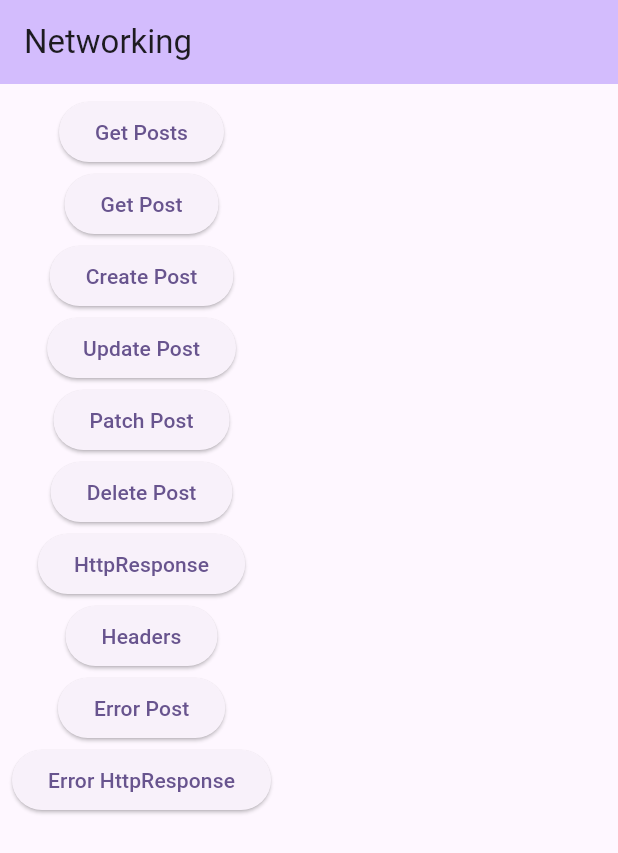
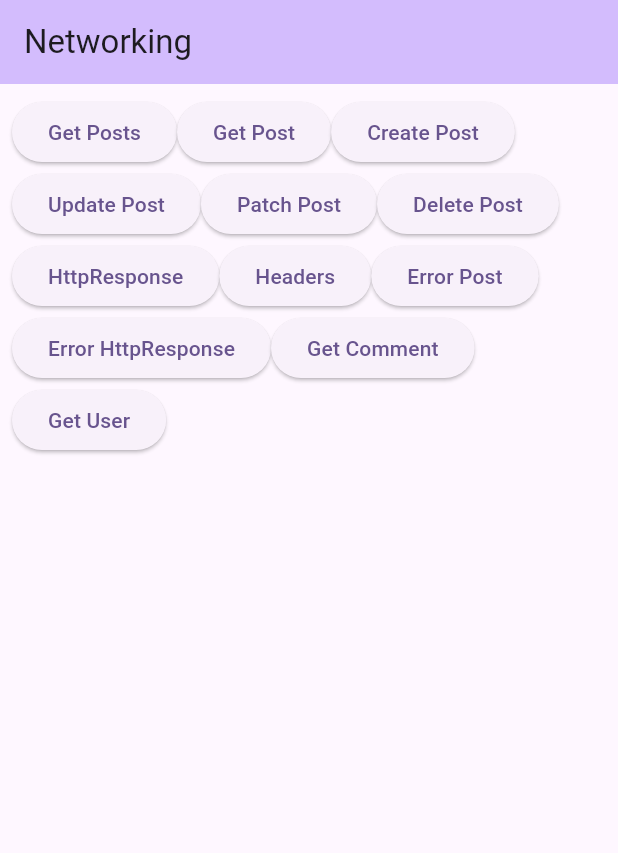
Before and after one commit to kieran-jordine/flutter3-dart3, a Flutter app: the screen it shows after launch, on a phone screen of 412 x 824 dp. Shown: the top 853 px of the screen. Run offline on Flutter 3.47's test engine with Material 2 defaults, Android fonts, the phone set to English and light mode, and no system bars; our stand-ins replace dio, freezed_annotation, retrofit; generated files the repository leaves out were written again.

Commit message:
added freezed package

```diff
--- a/lib/main.dart
+++ b/lib/main.dart
@@ -52,7 +52,7 @@ class _MyHomePageState extends State<MyHomePage> {
             ElevatedButton(
               child: const Text('Network Call'),
               onPressed: () {
-                Navigator.of(context).push(MaterialPageRoute(builder: (context) => const RetrofitPage()));
+                // Navigator.of(context).push(MaterialPageRoute(builder: (context) => const RetrofitPage()));
               },
             ),
           ],
--- /dev/null
+++ b/lib/network/entities/address.dart
@@ -0,0 +1,21 @@
+
+import 'package:freezed_annotation/freezed_annotation.dart';
+
+part 'address.freezed.dart';
+part 'address.g.dart';
+
+@freezed
+class Address with _$Address {
+  factory Address({
+    required String street,
+    required String suite,
+    required String city,
+    required String zipcode,
+    @Default(<String, dynamic>{}) Map<String, dynamic> geo,
+  }) = _Address;
+
+  Address._();
+
+  factory Address.fromJson(Map<String, dynamic> json) => _$AddressFromJson(json);
+
+}
--- /dev/null
+++ b/lib/network/entities/comment.dart
@@ -0,0 +1,22 @@
+import 'package:json_annotation/json_annotation.dart';
+
+part 'comment.g.dart';
+
+@JsonSerializable()
+class Comment {
+  final int? id;
+  final String? name;
+  final String? email;
+  final String? body;
+  final int? postId;
+
+  Comment({this.id, this.name, this.email, this.body, this.postId});
+
+  factory Comment.fromJson(Map<String, dynamic> json) => _$CommentFromJson(json);
+
+  Map<String, dynamic> toJson() => _$CommentToJson(this);
+
+  @override
+  String toString() => 'Comment[id=$id, postId=$postId, email=$email]';
+
+}
--- /dev/null
+++ b/lib/network/entities/company.dart
@@ -0,0 +1,19 @@
+
+import 'package:freezed_annotation/freezed_annotation.dart';
+
+part 'company.freezed.dart';
+part 'company.g.dart';
+
+@freezed
+class Company with _$Company {
+  factory Company({
+    required String name,
+    required String catchPhrase,
+    required String bs,
+  }) = _Company;
+
+  Company._();
+
+  factory Company.fromJson(Map<String, dynamic> json) => _$CompanyFromJson(json);
+
+}
--- /dev/null
+++ b/lib/network/entities/user.dart
@@ -0,0 +1,27 @@
+
+import 'package:flutter3_dart3/network/entities/address.dart';
+import 'package:flutter3_dart3/network/entities/company.dart';
+import 'package:freezed_annotation/freezed_annotation.dart';
+
+part 'user.freezed.dart';
+part 'user.g.dart';
+
+@freezed
+class User with _$User {
+  @Assert('email.contains("@")', 'Invalid email')
+  factory User({
+    required int id,
+    required String name,
+    required String username,
+    required String email,
+    required String phone,
+    required String website,
+    required Address address,
+    required Company company,
+  }) = _User;
+
+  User._();
+
+  factory User.fromJson(Map<String, dynamic> json) => _$UserFromJson(json);
+
+}
--- a/lib/network/retrofit_dio/retrofit_client.dart
+++ b/lib/network/retrofit_dio/retrofit_client.dart
@@ -1,5 +1,7 @@
 import 'package:dio/dio.dart' hide Headers;
+import 'package:flutter3_dart3/network/entities/comment.dart';
 import 'package:flutter3_dart3/network/entities/post.dart';
+import 'package:flutter3_dart3/network/entities/user.dart';
 import 'package:retrofit/retrofit.dart';
 
 part 'retrofit_client.g.dart';
@@ -39,4 +41,11 @@ abstract class RetrofitClient {
   @GET('does-not-exist')
   Future<HttpResponse<Post>> errorWithHttpResponse();
 
+  // comments - should be a different file??
+  @GET('comments/1')
+  Future<Comment> getComment();
+
+  @GET('users/1')
+  Future<User> getUser();
+
 }
--- a/lib/network/retrofit_page.dart
+++ b/lib/network/retrofit_page.dart
@@ -32,7 +32,7 @@ class _RetrofitPageState extends State<RetrofitPage> {
       ),
       body: Padding(
         padding: const EdgeInsets.all(8.0),
-        child: Column(
+        child: Wrap(
           children: <Widget>[
             ElevatedButton(
                 onPressed: () async {
@@ -129,6 +129,38 @@ class _RetrofitPageState extends State<RetrofitPage> {
                 },
                 child: const Text('Error HttpResponse')
             ),
+            ElevatedButton(
+                onPressed: () async {
+                  try {
+                    final comment = await client.getComment();
+                    debugPrint(comment.toString());
+                  } on DioException catch (e) {
+                    debugPrint(e.message);
+                    debugPrint(e.type.toString());
+                    debugPrint(e.response?.statusCode.toString());
+                    debugPrint(e.response?.statusMessage.toString());
+                  }
+                },
+                child: const Text('Get Comment')
+            ),
+            ElevatedButton(
+                onPressed: () async {
+                  try {
+                    final user = await client.getUser();
+                    debugPrint(user.toString());
+                  } on DioException catch (e) {
+                    debugPrint(e.message);
+                    debugPrint(e.type.toString());
+                    debugPrint(e.response?.statusCode.toString());
+                    debugPrint(e.response?.statusMessage.toString());
+                  } on AssertionError catch (e) {
+                    debugPrint(e.message?.toString());
+                  } on Exception catch (e) {
+                    debugPrint(e.toString());
+                  }
+                },
+                child: const Text('Get User')
+            ),
           ],
         ),
       ),
--- a/pubspec.yaml
+++ b/pubspec.yaml
@@ -15,6 +15,7 @@ dependencies:
   retrofit: ^4.0.1
   dio: ^5.2.1+1
   json_annotation: ^4.8.1
+  freezed_annotation: ^2.2.0
 
 dev_dependencies:
   flutter_test:
@@ -24,6 +25,7 @@ dev_dependencies:
   retrofit_generator: ^7.0.1
   build_runner: ^2.4.5
   json_serializable: ^6.7.0
+  freezed: ^2.3.5
 
 flutter:
   uses-material-design: true
```
Also changed, not shown: build.yaml (added, +11 -0 lines), pubspec.lock.
